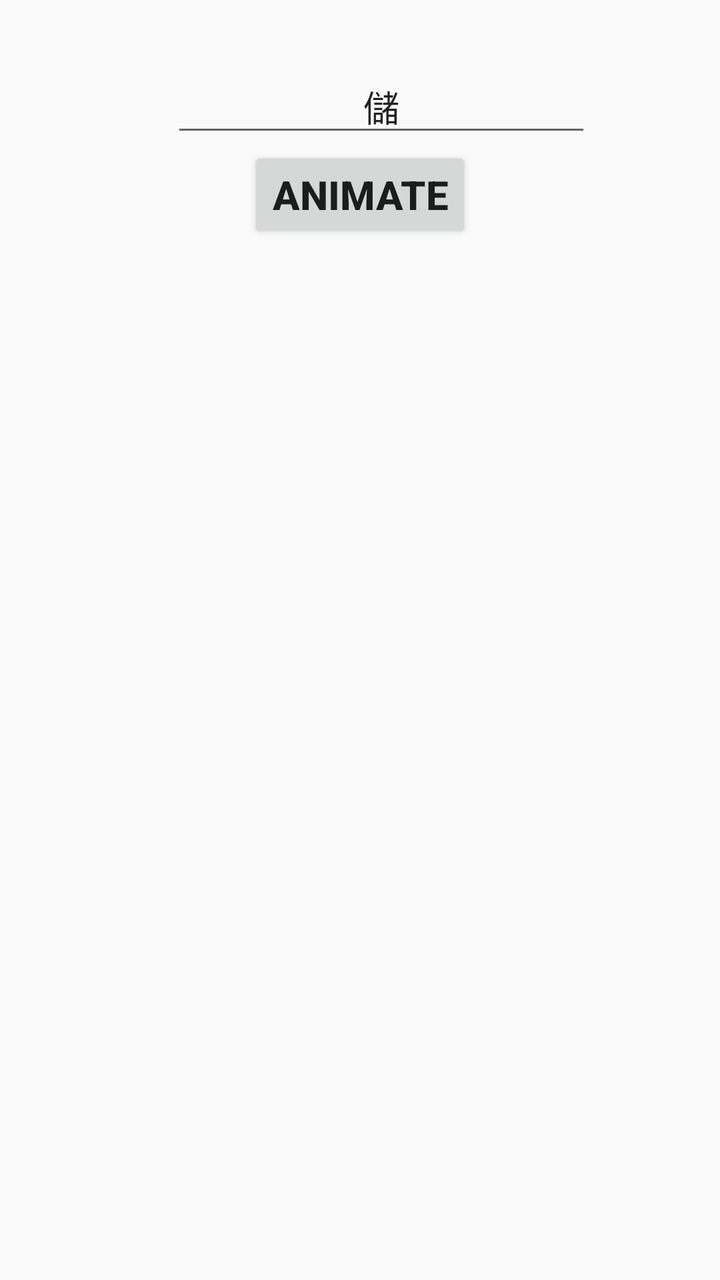
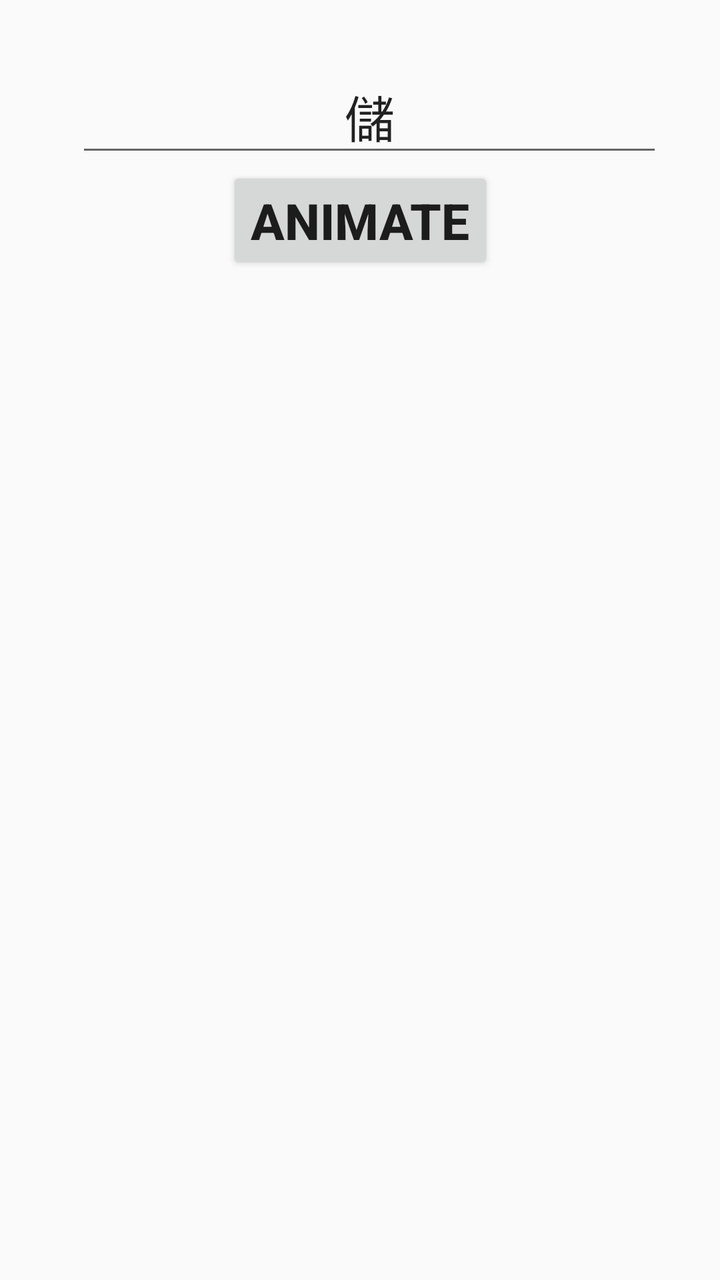

The first picture is an Android layout as it rendered before a commit; the second is the same layout after the commit. The layout source and the unified diff follow.
<!-- AndroidManifest.xml: application theme AppTheme -->
<!-- res/layout/activity_main.xml -->
<?xml version="1.0" encoding="utf-8"?>
<androidx.constraintlayout.widget.ConstraintLayout xmlns:android="http://schemas.android.com/apk/res/android"
    xmlns:app="http://schemas.android.com/apk/res-auto"
    xmlns:tools="http://schemas.android.com/tools"
    android:layout_width="match_parent"
    android:layout_height="match_parent"
    tools:context=".MainActivity">


    <EditText
        android:id="@+id/renderChar_TXT"
        android:layout_width="wrap_content"
        android:layout_height="wrap_content"
        android:layout_marginTop="30dp"
        android:ems="10"
        android:gravity="center|center_horizontal|center_vertical"
        android:text="儲"
        android:hint="Enter 1 char here"
        android:inputType=""
        app:layout_constraintHorizontal_bias="0.572"
        app:layout_constraintLeft_toLeftOf="parent"
        app:layout_constraintRight_toRightOf="parent"
        app:layout_constraintTop_toTopOf="parent" />

    <Button
        android:id="@+id/animate_char_button"
        android:layout_width="wrap_content"
        android:layout_height="wrap_content"
        android:onClick="animationOnClick"
        android:text="animate"
        android:textAlignment="center"
        android:textSize="20dp"
        android:textStyle="bold"
        app:layout_constraintLeft_toLeftOf="parent"
        app:layout_constraintRight_toRightOf="parent"
        app:layout_constraintTop_toBottomOf="@id/renderChar_TXT" />

</androidx.constraintlayout.widget.ConstraintLayout>
<!-- resources referenced by this layout -->
<resources>
  <style name="AppTheme" parent="Theme.AppCompat.Light.DarkActionBar">
          
          <item name="colorPrimary">@color/colorPrimary</item>
          <item name="colorPrimaryDark">@color/colorPrimaryDark</item>
          <item name="colorAccent">@color/colorAccent</item>
      </style>
  <color name="colorPrimary">#6200EE</color>
  <color name="colorPrimaryDark">#3700B3</color>
  <color name="colorAccent">#03DAC5</color>
</resources>

<!-- the commit's change to res/layout/activity_main.xml (unified diff, before → after) -->
@@ -13,6 +13,7 @@
         android:layout_height="wrap_content"
         android:layout_marginTop="30dp"
         android:ems="10"
+        android:textSize="25sp"
         android:gravity="center|center_horizontal|center_vertical"
         android:text="儲"
         android:hint="Enter 1 char here"
@@ -26,10 +27,9 @@
         android:id="@+id/animate_char_button"
         android:layout_width="wrap_content"
         android:layout_height="wrap_content"
-        android:onClick="animationOnClick"
         android:text="animate"
         android:textAlignment="center"
-        android:textSize="20dp"
+        android:textSize="25dp"
         android:textStyle="bold"
         app:layout_constraintLeft_toLeftOf="parent"
         app:layout_constraintRight_toRightOf="parent"
